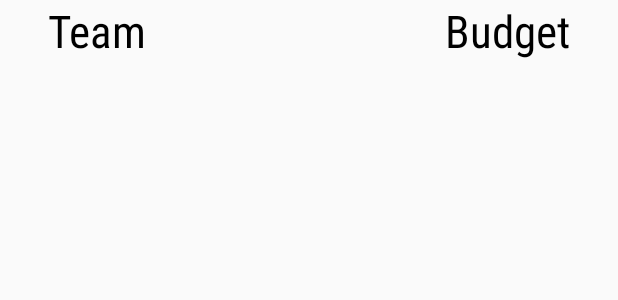
After one commit to toshNaik/IPL, an Android app: the layout listview_teams_item.xml on its own in the app's theme, with its tools: preview values and no code run, on a phone screen of 412 x 824 dp. The commit adds this screen. Shown: the top 300 px of the screen. Run offline under Robolectric (Android 15) with nearby library versions, the phone set to English and light mode, and no system bars.

Commit message:
Added list of teams

```diff
--- a/app/src/main/AndroidManifest.xml
+++ b/app/src/main/AndroidManifest.xml
@@ -9,7 +9,8 @@
         android:roundIcon="@mipmap/ic_launcher_round"
         android:supportsRtl="true"
         android:theme="@style/Theme.Design.Light.NoActionBar">
-        <activity android:name=".LoginActivity"></activity>
+        <activity android:name=".TeamsFragment"></activity>
+        <activity android:name=".LoginActivity" />
         <activity android:name=".MainActivity" />
         <activity android:name=".Admin" />
         <activity android:name=".StartActivity">
--- a/app/src/main/java/com/example/navdrawer/MainActivity.java
+++ b/app/src/main/java/com/example/navdrawer/MainActivity.java
@@ -47,8 +47,9 @@ public class MainActivity extends AppCompatActivity implements NavigationView.On
             case R.id.players:
                 getSupportFragmentManager().beginTransaction().replace(R.id.fragment_container, new PlayersFragment()).commit();
                 break;
-            case R.id.logout:
-                //TODO: add logout action here
+            case R.id.teams:
+                getSupportFragmentManager().beginTransaction().replace(R.id.fragment_container, new TeamsFragment()).commit();
+                break;
         }
         return true;
     }
--- a/app/src/main/res/layout/activity_login.xml
+++ b/app/src/main/res/layout/activity_login.xml
@@ -10,6 +10,7 @@
     <EditText
         android:id="@+id/login_email"
         android:hint="Email"
+        android:text="naikashutosh.67@gmail.com"
         android:layout_width="match_parent"
         android:layout_height="40dp"
         android:layout_marginTop="20dp" />
@@ -17,6 +18,7 @@
     <EditText
         android:id="@+id/login_password"
         android:hint="Password"
+        android:text="qwerty"
         android:layout_width="match_parent"
         android:layout_height="40dp"
         android:layout_marginTop="20dp" />
@@ -24,6 +26,7 @@
     <EditText
         android:id="@+id/login_roomkey"
         android:hint="Roomkey"
+        android:text="room1key"
         android:layout_width="match_parent"
         android:layout_height="40dp"
         android:layout_marginTop="20dp" />
@@ -31,6 +34,7 @@
    <EditText
        android:id="@+id/login_roomno"
        android:hint="Room number"
+       android:text="room1"
        android:layout_width="match_parent"
        android:layout_height="40dp"
        android:layout_marginTop="20dp" />
@@ -38,6 +42,7 @@
     <EditText
         android:id="@+id/team_name"
         android:hint="Team Name"
+        android:text="CSK"
         android:layout_width="match_parent"
         android:layout_height="40dp"
         android:layout_marginTop="20dp" />
--- /dev/null
+++ b/app/src/main/res/layout/listview_teams_item.xml
@@ -0,0 +1,32 @@
+<?xml version="1.0" encoding="utf-8"?>
+<LinearLayout xmlns:android="http://schemas.android.com/apk/res/android"
+    android:id="@+id/lv_team_item"
+    android:layout_width="match_parent"
+    android:layout_height="wrap_content"
+    android:weightSum="10">
+
+
+    <TextView
+        android:id="@+id/lv_team_name"
+        android:layout_width="match_parent"
+        android:layout_height="wrap_content"
+        android:layout_marginStart="32dp"
+        android:layout_weight="5"
+        android:fontFamily="sans-serif-condensed"
+        android:text="Team"
+        android:textColor="#000"
+        android:textSize="30sp" />
+
+
+    <TextView
+        android:id="@+id/lv_team_budget"
+        android:layout_width="match_parent"
+        android:layout_height="wrap_content"
+        android:layout_marginEnd="32dp"
+        android:layout_weight="5"
+        android:fontFamily="sans-serif-condensed"
+        android:text="Budget"
+        android:textAlignment="viewEnd"
+        android:textColor="#000"
+        android:textSize="30sp" />
+</LinearLayout>
--- a/app/src/main/res/menu/drawermenu.xml
+++ b/app/src/main/res/menu/drawermenu.xml
@@ -16,8 +16,8 @@
         android:id="@+id/available"
         android:title="Available" />
     <item
-        android:id="@+id/logout"
-        android:title="Logout"
+        android:id="@+id/teams"
+        android:title="Teams"
         android:icon="@drawable/ic_launch_black_24dp"/>
 
 </menu>
```
Also changed, not shown: app/src/main/java/com/example/navdrawer/Team.java (added, +30 -0 lines), app/src/main/java/com/example/navdrawer/TeamsFragment.java (added, +85 -0 lines), app/src/main/res/layout/fragment_teams.xml (added, +11 -0 lines).
